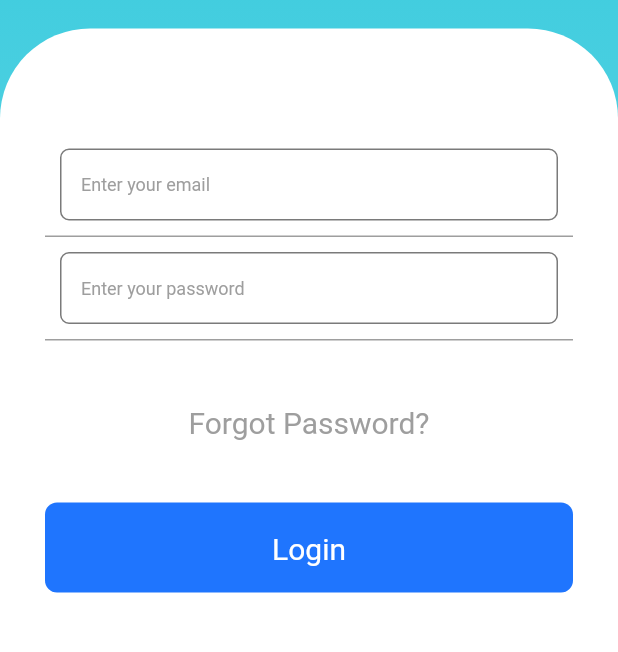
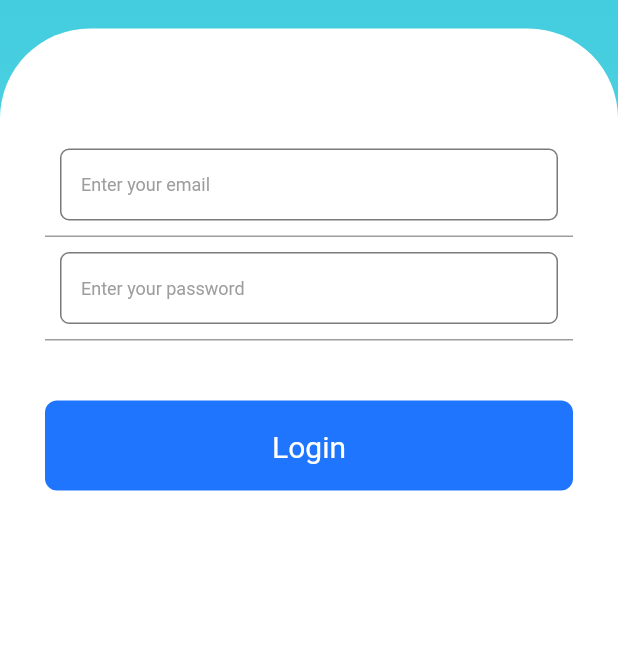
Before and after one commit to AlessioCasolaro/Smart_Assistant-EMAD22-23, a Flutter app: the screen it shows after launch, after a tap on "Get Started", on a phone screen of 412 x 824 dp, the part 453-1105 px from its top. Run offline on Flutter 3.47's test engine with Material 2 defaults, Android fonts, the phone set to English and light mode, and no system bars; our stand-ins replace flutter_native_splash, flutter_screenutil, google_fonts; Roboto replaces fonts that are missing (Heebo).

```diff
--- a/smart_assistant/lib/features/login/widget/InputWrapper.dart
+++ b/smart_assistant/lib/features/login/widget/InputWrapper.dart
@@ -22,13 +22,6 @@ class InputWrapper extends StatelessWidget {
             SizedBox(
               height: 40,
             ),
-            Text(
-              "Forgot Password?",
-              style: TextStyle(color: Colors.grey),
-            ),
-            SizedBox(
-              height: 40,
-            ),
             ButtonPrimary(label: "Login", onPressed: () => null),
           ],
         ),
```
Also changed, not shown: smart_assistant/assets/images/FirstStep.gif (added), smart_assistant/assets/images/SecondStep.gif (added), smart_assistant/assets/images/ThirdStep.gif (added).
